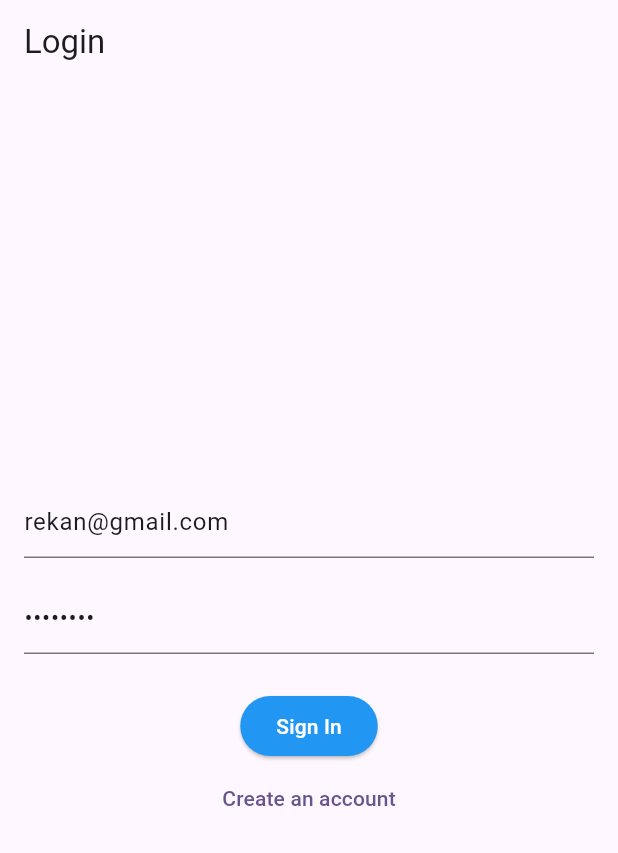
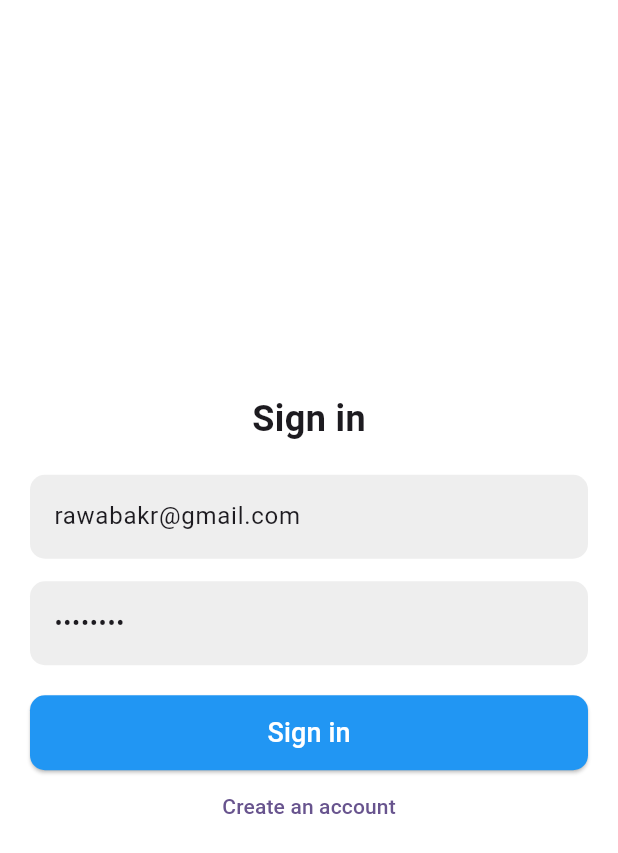
Before and after one commit to RekanAnwar/tic_tac_toc_game, a Flutter app: the screen it shows after launch, on a phone screen of 412 x 824 dp. Shown: the top 853 px of the screen. Run offline on Flutter 3.47's test engine with Material 3 defaults, Android fonts, the phone set to English and light mode, and no system bars; our stand-ins replace cloud_firestore, equatable, firebase_auth, firebase_core, flutter_riverpod; accounts and stored records are empty.

Commit message:
design of Sign In page completed

```diff
--- a/lib/views/auth/login_page.dart
+++ b/lib/views/auth/login_page.dart
@@ -12,10 +12,9 @@
 }
 
 class _LoginPageState extends ConsumerState<LoginPage> {
-  final _emailController = TextEditingController(text: 'rekan@gmail.com');
-  final _passwordController = TextEditingController(text: 'rekan123');
+  final _emailController = TextEditingController(text: 'rawabakr@gmail.com');
+  final _passwordController = TextEditingController(text: 'rawa1234');
   final _formKey = GlobalKey<FormState>();
-
 
   @override
   void dispose() {
@@ -59,18 +58,33 @@
   @override
   Widget build(BuildContext context) {
     return Scaffold(
-      appBar: AppBar(title: const Text('Login')),
-      body: Padding(
-        padding: const EdgeInsets.all(16.0),
+      backgroundColor: Colors.white,
+      body: Center(
+        child: Padding(
+          padding: const EdgeInsets.symmetric(horizontal: 20),
           child: Form(
             key: _formKey,
             child: Column(
               mainAxisAlignment: MainAxisAlignment.center,
               children: [
+                const Text(
+                  'Sign in',
+                  style: TextStyle(
+                    fontSize: 24,
+                    fontWeight: FontWeight.bold,
+                  ),
+                ),
+                const SizedBox(height: 20),
                 TextFormField(
                   controller: _emailController,
-                decoration: const InputDecoration(
+                  decoration: InputDecoration(
                     hintText: 'Email',
+                    filled: true,
+                    fillColor: Colors.grey[200],
+                    border: OutlineInputBorder(
+                    borderRadius: BorderRadius.circular(10),
+                    borderSide: BorderSide.none,
+                    ),
                   ),
                   keyboardType: TextInputType.emailAddress,
                   validator: (value) {
@@ -84,11 +98,17 @@
                     return null;
                   },
                 ),
-              const SizedBox(height: 16),
+                const SizedBox(height: 15),
                 TextFormField(
                   controller: _passwordController,
-                decoration: const InputDecoration(
+                  decoration: InputDecoration(
                     hintText: 'Password',
+                    filled: true,
+                    fillColor: Colors.grey[200],
+                    border: OutlineInputBorder(
+                    borderRadius: BorderRadius.circular(10),
+                    borderSide: BorderSide.none,
+                  ),
                   ),
                   obscureText: true,
                   validator: (value) {
@@ -98,15 +118,23 @@
                     return null;
                   },
                 ),
-              const SizedBox(height: 24),
-              ElevatedButton(
+                const SizedBox(height: 20),
+                SizedBox(
+                  height: 50,
+                  width: double.infinity,
+                  child: ElevatedButton(
                   onPressed: _login,
-                child: const Text('Sign In',style: TextStyle(color: Colors.white)),
                   style: ElevatedButton.styleFrom(
                     backgroundColor: Colors.blue,
-
+                    shape: RoundedRectangleBorder(
+                      borderRadius: BorderRadius.circular(10),
                     ),
-
+                  ),
+                  child: const Text(
+                    'Sign in',
+                    style: TextStyle(fontSize: 18, color: Colors.white),
+                  ),
+                  ),
                 ),
                 TextButton(
                   onPressed: () => Navigator.pushNamed(context, '/signup'),
@@ -116,6 +144,7 @@
             ),
           ),
         ),
+      ),
     );
   }
 }
--- a/lib/views/home/home_page.dart
+++ b/lib/views/home/home_page.dart
@@ -26,38 +26,38 @@
           .doc(gameState.value!['gameId'])
           .get();
 
-      if (gameDoc.exists) {
-        if (mounted) {
-          Navigator.pushReplacementNamed(
-            context,
-            '/game',
-            arguments: gameState.value,
-          );
-        }
-      }
+      // if (gameDoc.exists) {
+      //   if (mounted) {
+      //     Navigator.pushReplacementNamed(
+      //       context,
+      //       '/game',
+      //       arguments: gameState.value,
+      //     );
+      //   }
+      // }
     }
   }
 
   @override
   Widget build(BuildContext context) {
     // Listen for accepted game requests
-    ref.listen(acceptedGameRequestProvider, (previous, next) async {
-      if (next.value != null) {
-        // Navigate for any valid game request
-        final gameDoc = await FirebaseFirestore.instance
-            .collection('games')
-            .doc(next.value!['gameId'])
-            .get();
+    // ref.listen(acceptedGameRequestProvider, (previous, next) async {
+    //   if (next.value != null) {
+    //     // Navigate for any valid game request
+    //     final gameDoc = await FirebaseFirestore.instance
+    //         .collection('games')
+    //         .doc(next.value!['gameId'])
+    //         .get();
 
-        if (gameDoc.exists && context.mounted) {
-          Navigator.pushReplacementNamed(
-            context,
-            '/game',
-            arguments: next.value,
-          );
-        }
-      }
-    });
+    //     if (gameDoc.exists && context.mounted) {
+    //       Navigator.pushReplacementNamed(
+    //         context,
+    //         '/game',
+    //         arguments: next.value,
+    //       );
+    //     }
+    //   }
+    // });
 
     return Scaffold(
       appBar: AppBar(toolbarHeight: 0),
```
Lines whose indentation alone changed are shown as unchanged.
